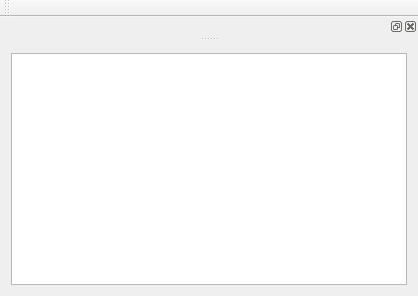
OPetryshyn/Copter, file Coopter/Coopter/mainwindow.ui: the form before one commit.
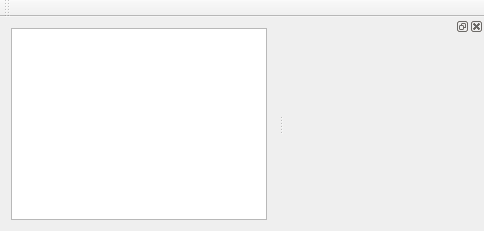
The form after the commit. Custom widgets are drawn as their Qt base class.

```diff
--- a/Coopter/Coopter/mainwindow.ui
+++ b/Coopter/Coopter/mainwindow.ui
@@ -2,13 +2,8 @@
 <ui version="4.0">
  <class>MainWindow</class>
  <widget class="QMainWindow" name="MainWindow">
-  <property name="geometry">
-   <rect>
-    <x>0</x>
-    <y>0</y>
-    <width>418</width>
-    <height>296</height>
-   </rect>
+  <property name="enabled">
+   <bool>true</bool>
   </property>
   <property name="windowTitle">
    <string>MainWindow</string>
@@ -39,8 +34,14 @@
    </attribute>
   </widget>
   <widget class="QDockWidget" name="dockGLWidget">
+   <property name="minimumSize">
+    <size>
+     <width>200</width>
+     <height>100</height>
+    </size>
+   </property>
    <attribute name="dockWidgetArea">
-    <number>4</number>
+    <number>2</number>
    </attribute>
    <widget class="GLWidget" name="mGLWidget"/>
   </widget>
```
Left out of the diff: 4 changed lines with no effect on the pictures.
